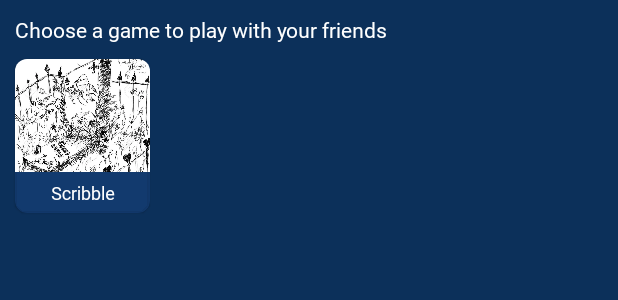
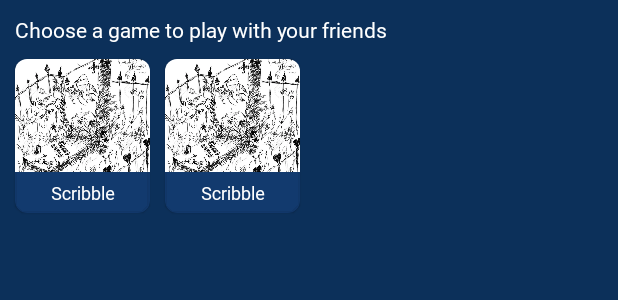
Before and after one commit to PragyanSpace/CampusHiveXML, an Android app: the layout fragment_game_chooser.xml on its own in the app's theme, with its tools: preview values and no code run, on a phone screen of 412 x 824 dp. Shown: the top 300 px of the screen. Run offline under Robolectric (Android 15) with nearby library versions, the phone set to English and light mode, and no system bars.

Commit message:
basic ui fixes

```diff
--- a/app/src/main/java/com/example/campushive/ui/SearchForRoomActivity.kt
+++ b/app/src/main/java/com/example/campushive/ui/SearchForRoomActivity.kt
@@ -22,10 +22,10 @@ class SearchForRoomActivity : AppCompatActivity() {
     lateinit var sp:SharedPreferences
     lateinit var editor:Editor
 
-    val database = Firebase.database(AppConst.dbUrl)
+    private val database = Firebase.database(AppConst.dbUrl)
 
     //reference for jec
-    val myRef = database.getReference("College/jec")
+    val myRef = database.getReference("College/jec/scribble")
     var roomUuid: String = ""
     override fun onCreate(savedInstanceState: Bundle?) {
         super.onCreate(savedInstanceState)
--- a/app/src/main/java/com/example/campushive/util/AppConst.kt
+++ b/app/src/main/java/com/example/campushive/util/AppConst.kt
@@ -2,4 +2,5 @@ package com.example.campushive.util
 
  object AppConst {
      val dbUrl: String ="https://campushive-c4e89-default-rtdb.asia-southeast1.firebasedatabase.app"
+     val apiKey:String="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"//chat gpt api key
  }
--- a/app/src/main/res/layout/fragment_game_chooser.xml
+++ b/app/src/main/res/layout/fragment_game_chooser.xml
@@ -32,7 +32,19 @@
             android:layout_margin="10dp"
             android:background="#00000000"
             app:layout_constraintStart_toStartOf="parent"
-            app:layout_constraintTop_toBottomOf="@id/chooseText"/>
+            app:layout_constraintTop_toBottomOf="@id/chooseText" />
+
+        <include
+            android:id="@+id/ticTacToe"
+            layout="@layout/chooser_item"
+            android:layout_width="wrap_content"
+            android:layout_height="wrap_content"
+            android:layout_margin="10dp"
+            android:layout_marginStart="222dp"
+            android:background="#00000000"
+            app:layout_constraintBottom_toBottomOf="@+id/scribbleGame"
+            app:layout_constraintStart_toEndOf="@+id/scribbleGame"
+            app:layout_constraintTop_toTopOf="@+id/scribbleGame" />
 
     </androidx.constraintlayout.widget.ConstraintLayout>
 </layout>
```
Also changed, not shown: app/src/main/java/com/example/campushive/ui/MainActivity.kt (+0 -7 lines), app/src/main/java/com/example/campushive/ui/fragments/ChatRoomChooserFragment.kt (+8 -0 lines), app/src/main/java/com/example/campushive/ui/fragments/GameChooserFragment.kt (+8 -0 lines), app/src/main/res/drawable/tic_tac_toe_img.png (added).
